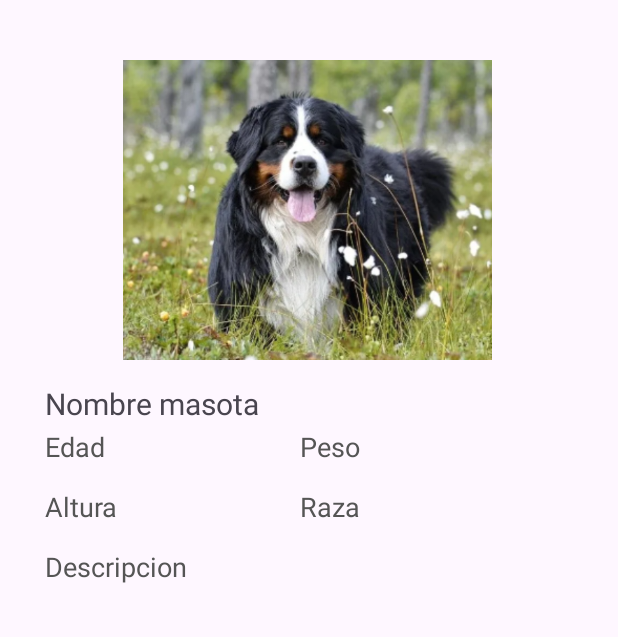
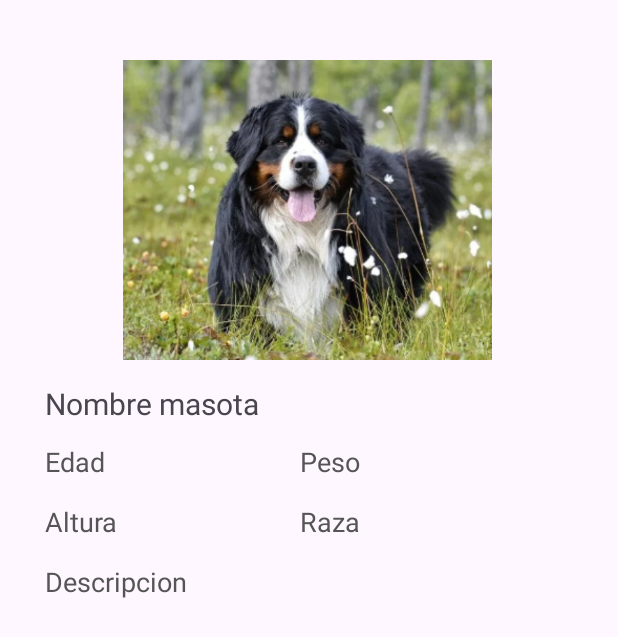
Before and after one commit to Intro-CompuMovil/Lovemal, an Android app: the layout perfil_mascota.xml on its own in the app's theme, with its tools: preview values and no code run, on a phone screen of 412 x 824 dp. Shown: the top 637 px of the screen. Run offline under Robolectric (Android 15) with nearby library versions, the phone set to English and light mode, and no system bars.

Commit message:
Adapter_change1

```diff
--- a/app/src/main/res/layout/perfil_mascota.xml
+++ b/app/src/main/res/layout/perfil_mascota.xml
@@ -29,12 +29,14 @@
         android:layout_height="40dp"
         android:layout_below="@+id/txtName"
         android:text="Edad"
+        android:layout_marginTop="10dp"
         android:layout_marginStart="30dp"
         android:textSize="18sp"
         android:textColor="@color/dark_gray"/>
 
     <TextView
         android:id="@+id/weight_pet"
+        android:layout_marginTop="10dp"
         android:layout_width="120dp"
         android:layout_height="40dp"
         android:layout_marginStart="20dp"
```
